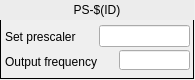
Qt form ui/EVR/evr_prescaler.ui (epics-modules/mrfioc2) before a commit.
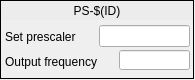
The same form after that commit. Custom widgets are drawn as their Qt base class.

The edit to the form file:
```diff
--- a/ui/EVR/evr_prescaler.ui
+++ b/ui/EVR/evr_prescaler.ui
@@ -80,10 +80,10 @@
    <widget class="caLabel" name="calabel">
     <property name="geometry">
      <rect>
-      <x>0</x>
-      <y>0</y>
-      <width>194</width>
-      <height>20</height>
+      <x>1</x>
+      <y>1</y>
+      <width>192</width>
+      <height>19</height>
      </rect>
     </property>
     <property name="styleSheet">
```
